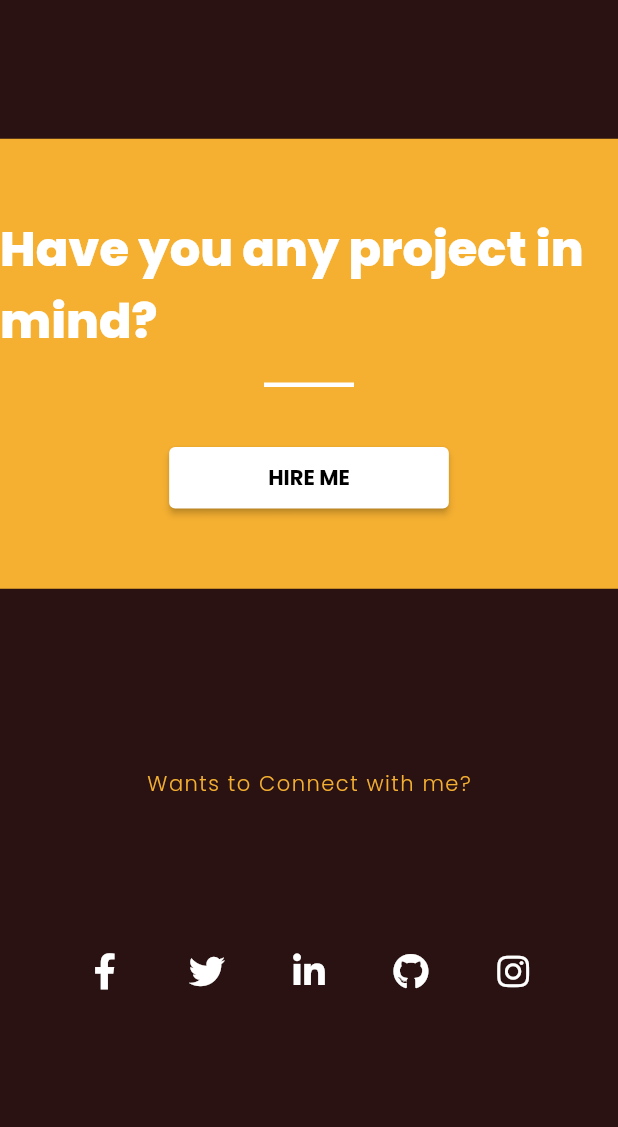
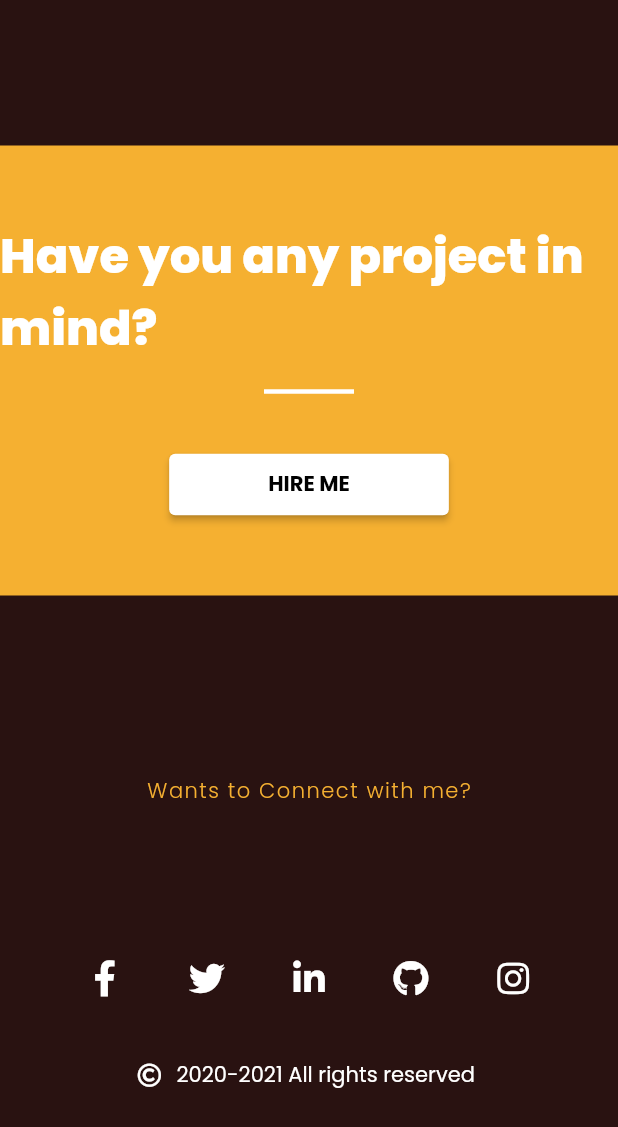
Before and after one commit to askabdulhaseeb/my-portfolio, a Flutter app: the ContactPage widget shown alone on an empty page, opened directly, on a phone screen of 412 x 824 dp. Shown: the top 1127 px of the screen. Run offline on Flutter 3.47's test engine with Material 2 defaults, Android fonts, the phone set to English and light mode, and no system bars; our stand-ins replace cloud_firestore, firebase_core, font_awesome_flutter, scrollable_positioned_list; missing offline and left inert: dart:html; accounts and stored records are empty.

Commit message:
add copyright line

```diff
--- a/lib/pages/contact/contact.dart
+++ b/lib/pages/contact/contact.dart
@@ -75,7 +75,17 @@ class ContactPage extends StatelessWidget {
             ),
           ],
         ),
-        const SizedBox(height: 60),
+        const SizedBox(height: 30),
+        Row(
+          mainAxisAlignment: MainAxisAlignment.center,
+          crossAxisAlignment: CrossAxisAlignment.center,
+          children: [
+            Icon(FontAwesomeIcons.copyright, size: 16),
+            const SizedBox(width: 10),
+            Text('2020-${DateTime.now().year} '),
+            Text('All rights reserved '),
+          ],
+        ),
       ],
     );
   }
```
